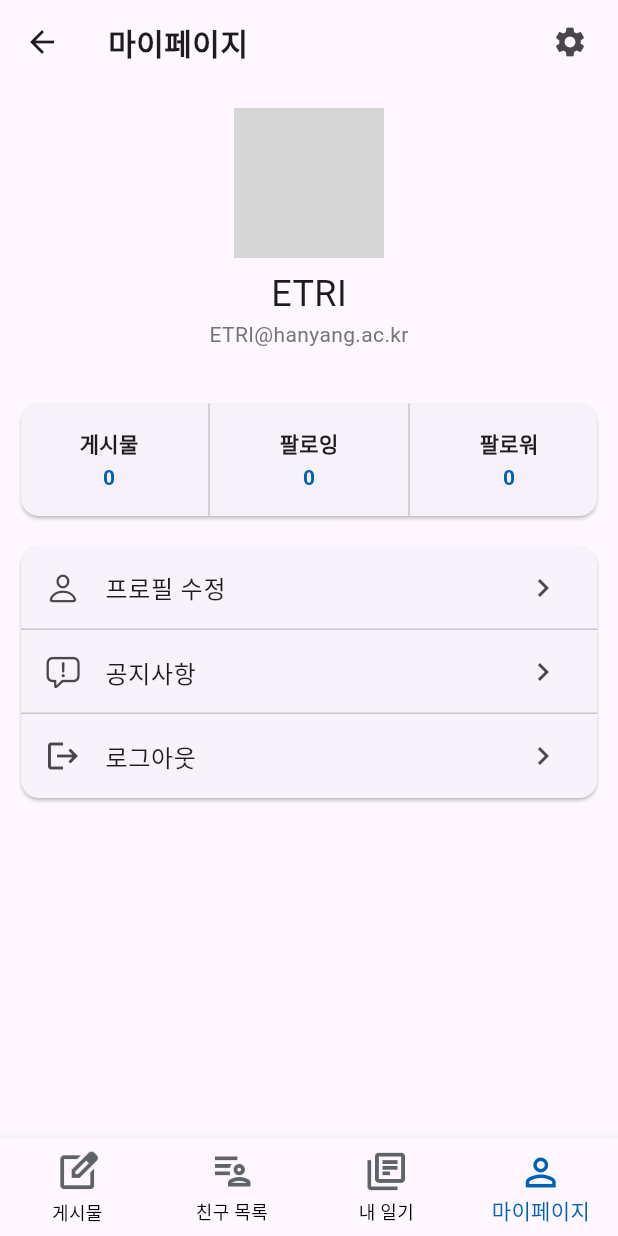
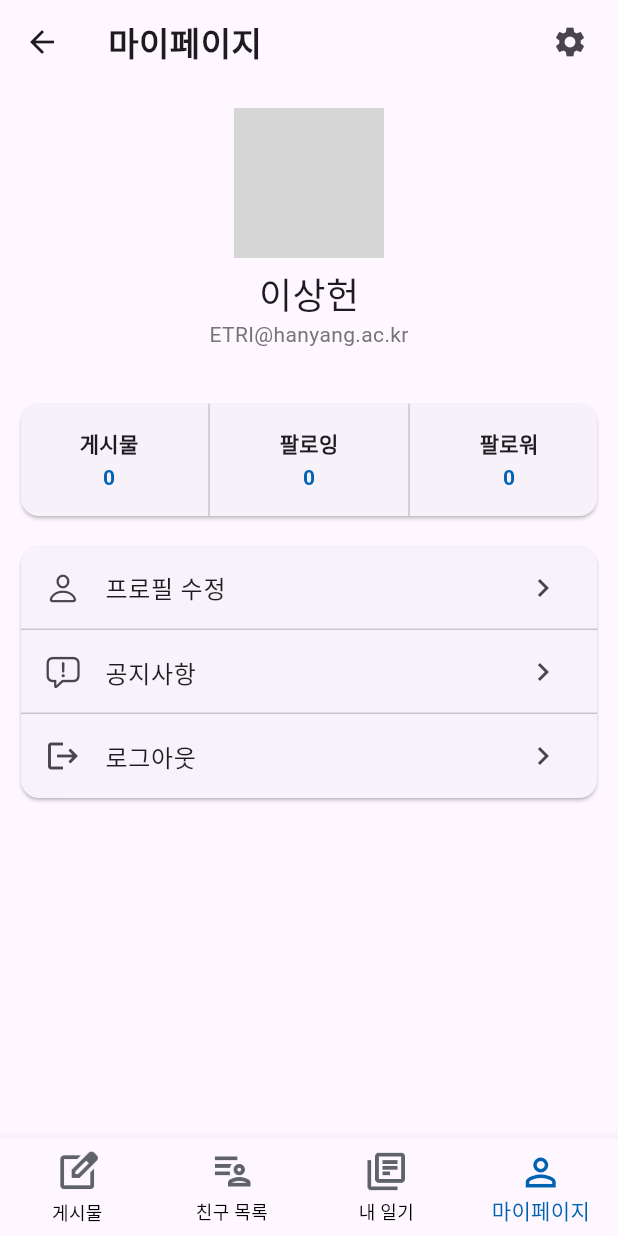
Before and after one commit to sssanghn/Emodi-Flutter-Application, a Flutter app: the RootPage screen opened directly, item 4 of the bottom bar chosen, on a phone screen of 412 x 824 dp. Run offline on Flutter 3.47's test engine with Material 3 defaults, Android fonts, the phone set to English and light mode, and no system bars; our stand-ins replace cached_network_image, carousel_slider, expandable_text, image_picker, page_transition, pie_chart and 2 more; network calls fail; grey boxes are pictures that could not be loaded.

Commit message:
minor update

```diff
--- a/lib/constants.dart
+++ b/lib/constants.dart
@@ -4,7 +4,7 @@ class Constants {
   static var primaryColor = const Color(0xFF0062B2);
   static var textColor = const Color(0xFF0062B2);
   static TextStyle titleTextStyle = const TextStyle(
-    fontSize: 20,
+    fontSize: 22,
     fontWeight: FontWeight.w700,
     letterSpacing: 0.3,
   );
--- a/lib/root_page.dart
+++ b/lib/root_page.dart
@@ -3,7 +3,7 @@ import 'package:emodi/widgets/mypage.dart';
 import 'package:emodi/constants.dart';
 import 'package:emodi/communitys/community_home.dart';
 import 'package:emodi/widgets/friends.dart';
-import 'package:emodi/widgets/diary.dart';
+import 'package:emodi/widgets/calendar.dart';
 
 class RootPage extends StatefulWidget {
   const RootPage({Key? key}) : super(key: key);
@@ -20,8 +20,8 @@ class _RootPageState extends State<RootPage> {
     return [
       const CommunityHomePage(),
       const FriendPage(),
-      const DiaryPage(),
-      const MyPage(),
+      const CalendarPage(),
+      MyPage(friendName: '이상헌', imageUrl: 'http://tigerday.org/wp-content/uploads/2013/04/Siberischer_tiger.jpg'),
     ];
   }
 
--- a/lib/widgets/friends.dart
+++ b/lib/widgets/friends.dart
@@ -75,10 +75,7 @@ class _FriendPageState extends State<FriendPage> {
         ),
         title: Text(
           '친구 목록',
-          style: TextStyle(
-            fontWeight: FontWeight.w700,
-            fontSize: 22,
-          ),
+          style: Constants.titleTextStyle,
         ),
       ),
       body: Padding(
--- a/lib/widgets/mypage.dart
+++ b/lib/widgets/mypage.dart
@@ -1,16 +1,22 @@
+import 'package:emodi/widgets/edit_profile_page.dart';
 import 'package:flutter/cupertino.dart';
 import 'package:flutter/material.dart';
 import 'package:emodi/constants.dart';
+import 'package:emodi/widgets/announcements_page.dart';
 
 int postsNum = 0;
 int likesNum = 0;
 int commentsNum = 0;
-String userName = 'ETRI';
-String userEmail = 'ETRI@hanyang.ac.kr';
-NetworkImage userImage = NetworkImage('https://via.placeholder.com/150');
 
 class MyPage extends StatefulWidget {
-  const MyPage({super.key});
+  final String friendName;
+  final String imageUrl;
+
+  MyPage({
+    Key? key,
+    required this.friendName,
+    required this.imageUrl,
+  }) : super(key: key);
 
   @override
   State<MyPage> createState() => _MyPageState();
@@ -30,12 +36,12 @@ class _MyPageState extends State<MyPage> {
             '마이페이지',
             style: Constants.titleTextStyle,
           ),
-          actions: const [
+          actions: [
             Padding(
               padding: EdgeInsets.symmetric(horizontal: 20.0),
               child: Icon(Icons.settings),
             ),
-          ],
+          ]
         ),
         body: Align(
           alignment: Alignment.topCenter,
@@ -45,11 +51,11 @@ class _MyPageState extends State<MyPage> {
               SizedBox(height: 16),
               CircleAvatar(
                 radius: 50,
-                backgroundImage: userImage,
+                backgroundImage: NetworkImage(widget.imageUrl),
               ),
               SizedBox(height: 7),
               Text(
-                userName,
+                widget.friendName,
                 style: TextStyle(
                   fontSize: 24,
                   // fontWeight: FontWeight.bold,
@@ -57,7 +63,7 @@ class _MyPageState extends State<MyPage> {
               ),
               SizedBox(height: 0),
               Text(
-                userEmail,
+                'ETRI@hanyang.ac.kr', // This can be changed to dynamically use a value if required
                 style: TextStyle(
                   fontSize: 14,
                   color: Colors.grey[600],
@@ -158,7 +164,11 @@ class _MyPageState extends State<MyPage> {
                         title: Text('프로필 수정'),
                         trailing: const Icon(Icons.navigate_next),
                         onTap: () {
-                          // Handle Edit Profile tap
+                          Navigator.push(
+                            context,
+                            MaterialPageRoute(
+                                builder: (context) => EditProfilePage())
+                          );
                         },
                       ),
                       ListTile(
@@ -166,7 +176,12 @@ class _MyPageState extends State<MyPage> {
                         trailing: const Icon(Icons.navigate_next),
                         title: Text('공지사항'),
                         onTap: () {
-                          // Handle Announcements tap
+                          Navigator.push(
+                            context,
+                            MaterialPageRoute(
+                                builder: (context) => AnnouncementsPage()
+                            ),
+                          );
                         },
                       ),
                       ListTile(
--- a/pubspec.yaml
+++ b/pubspec.yaml
@@ -55,6 +55,7 @@ dependencies:
   contained_tab_bar_view: ^0.8.0
   korea_regexp: ^1.2.1
   pie_chart: ^5.4.0
+  table_calendar: ^3.1.1
 
 flutter_launcher_icons:
   android: "launcher_icon"
```
Also changed, not shown: lib/widgets/announcements_page.dart (+7 -1 lines), lib/widgets/calendar.dart (+15 -1 lines), lib/widgets/diary.dart (deleted, +0 -15 lines), lib/widgets/edit_profile_page.dart (+10 -2 lines), lib/widgets/mypage_popup.dart (deleted, +0 -27 lines), pubspec.lock. Lines whose indentation alone changed are shown as unchanged.
